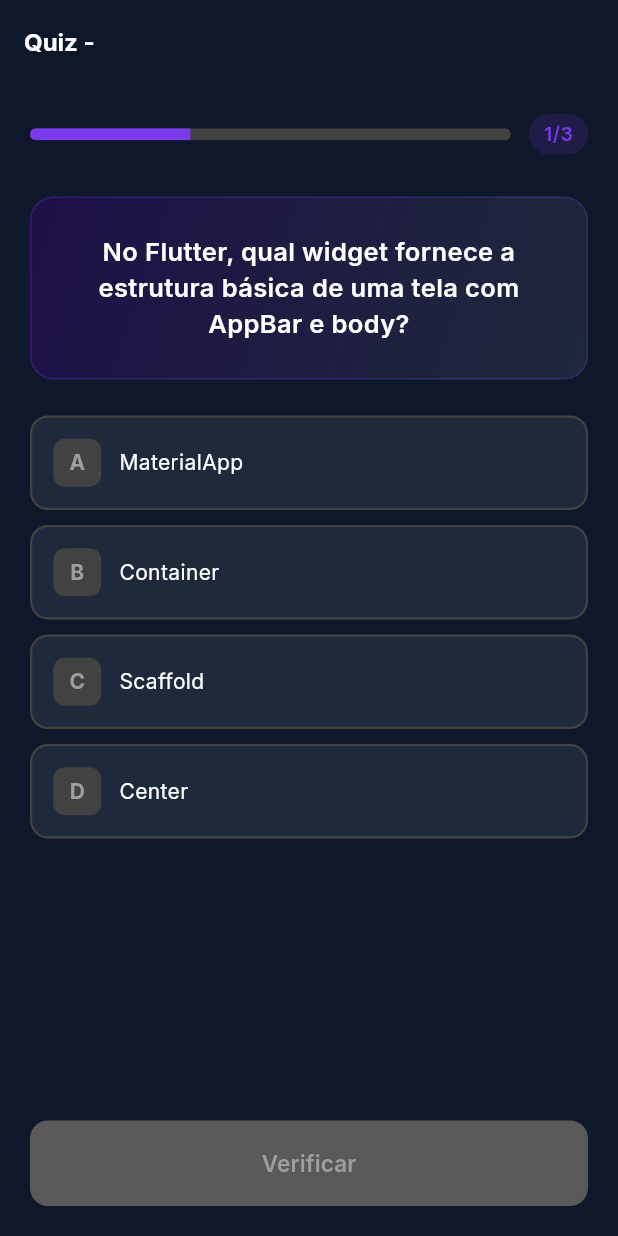
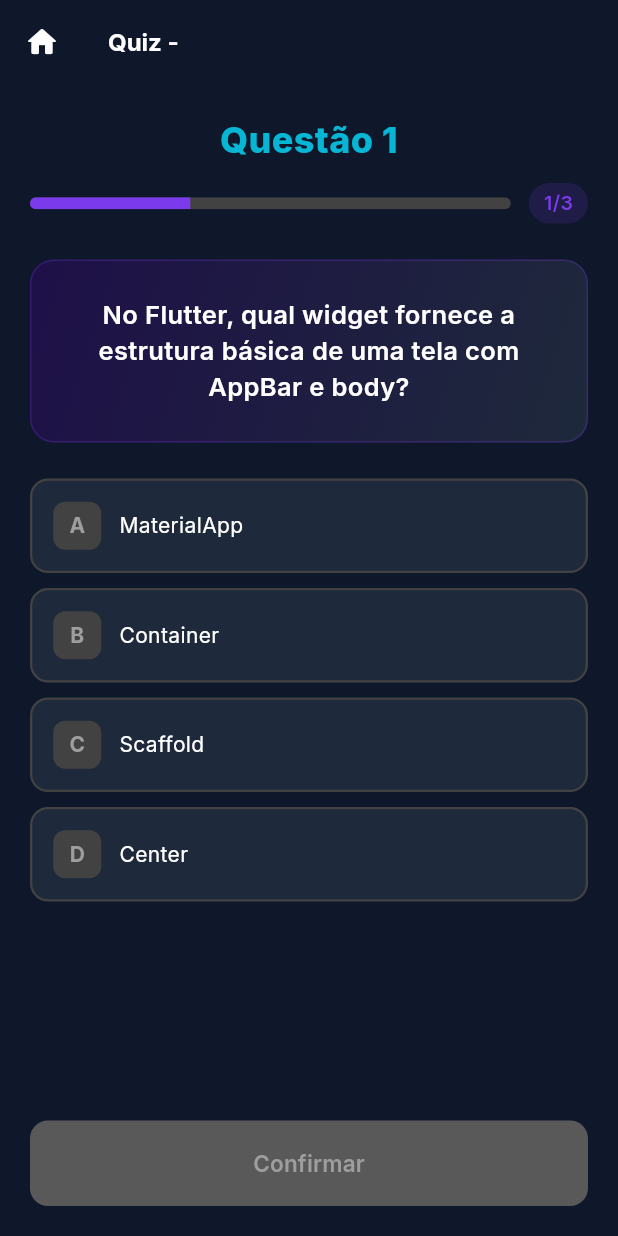
Before and after one commit to geison-melo/software-engineering, a Flutter app: the QuizScreen screen opened directly with empty values, on a phone screen of 412 x 824 dp. Run offline on Flutter 3.47's test engine with Material 3 defaults, Android fonts, the light colour scheme and no system bars; our stand-ins replace google_fonts.

Commit message:
update quiz and navigation

```diff
--- a/4-semestre/Flutter-projects/n1-DevStage/lib/screens/quiz_screen.dart
+++ b/4-semestre/Flutter-projects/n1-DevStage/lib/screens/quiz_screen.dart
@@ -16,11 +16,32 @@ class QuizScreen extends StatefulWidget {
   State<QuizScreen> createState() => _QuizScreenState();
 }
 
-class _QuizScreenState extends State<QuizScreen> {
+class _QuizScreenState extends State<QuizScreen> with TickerProviderStateMixin {
   int _currentQuestion = 0;
   int? _selectedIndex;
-  bool _isAnswerChecked = false;
+  bool _isTransitioning = false;
   int _totalXP = 0;
+
+  // Overlay feedback
+  bool _showOverlay = false;
+  bool? _lastAnswerCorrect;
+  late AnimationController _overlayController;
+  late Animation<double> _overlayFade;
+  late Animation<double> _overlayScale;
+
+  @override
+  void initState() {
+    super.initState();
+    _overlayController = AnimationController(vsync: this, duration: const Duration(milliseconds: 400));
+    _overlayFade = Tween<double>(begin: 0, end: 1).animate(CurvedAnimation(parent: _overlayController, curve: Curves.easeOut));
+    _overlayScale = Tween<double>(begin: 0.5, end: 1.0).animate(CurvedAnimation(parent: _overlayController, curve: Curves.elasticOut));
+  }
+
+  @override
+  void dispose() {
+    _overlayController.dispose();
+    super.dispose();
+  }
 
   List<_QuizQuestion> get _questions {
     if (widget.moduleTitle == 'Dart Básico') {
@@ -67,6 +88,44 @@ class _QuizScreenState extends State<QuizScreen> {
     }
   }
 
+  void _checkAndAdvance() {
+    if (_selectedIndex == null || _isTransitioning) return;
+
+    final questions = _questions;
+    final q = questions[_currentQuestion];
+    bool isCorrect = _selectedIndex == q.correctIndex;
+
+    setState(() {
+      _isTransitioning = true;
+      _lastAnswerCorrect = isCorrect;
+      _showOverlay = true;
+      if (isCorrect) _totalXP += 10;
+    });
+
+    _overlayController.forward(from: 0);
+
+    Future.delayed(const Duration(milliseconds: 1600), () {
+      if (!mounted) return;
+      _overlayController.reverse().then((_) {
+        if (!mounted) return;
+        if (_currentQuestion < questions.length - 1) {
+          setState(() {
+            _currentQuestion++;
+            _selectedIndex = null;
+            _showOverlay = false;
+            _isTransitioning = false;
+          });
+        } else {
+          setState(() {
+            _showOverlay = false;
+            _isTransitioning = false;
+          });
+          _showCompletionDialog(context);
+        }
+      });
+    });
+  }
+
   @override
   Widget build(BuildContext context) {
     final questions = _questions;
@@ -75,14 +134,29 @@ class _QuizScreenState extends State<QuizScreen> {
 
     return Scaffold(
       appBar: AppBar(
+        leading: IconButton(
+          icon: const Icon(Icons.home_rounded),
+          onPressed: () => Navigator.pop(context),
+        ),
         title: Text('Quiz - ${widget.moduleTitle}', style: const TextStyle(fontWeight: FontWeight.w700, fontSize: 16)),
       ),
-      body: Padding(
+      body: Stack(
+        children: [
+          // Conteúdo do Quiz
+          Padding(
             padding: const EdgeInsets.all(20.0),
             child: Column(
               crossAxisAlignment: CrossAxisAlignment.stretch,
               children: [
-            // Progress bar
+                // Título da questão
+                Text(
+                  'Questão ${_currentQuestion + 1}',
+                  style: const TextStyle(fontSize: 24, fontWeight: FontWeight.w800, color: Color(0xFF06B6D4)),
+                  textAlign: TextAlign.center,
+                ),
+                const SizedBox(height: 12),
+
+                // Progress bar + counter
                 Row(
                   children: [
                     Expanded(
@@ -110,7 +184,7 @@ class _QuizScreenState extends State<QuizScreen> {
                     ),
                   ],
                 ),
-            const SizedBox(height: 28),
+                const SizedBox(height: 24),
 
                 // Question card
                 Container(
@@ -135,7 +209,6 @@ class _QuizScreenState extends State<QuizScreen> {
                 // Options
                 ...List.generate(q.options.length, (index) {
                   bool isSelected = _selectedIndex == index;
-              bool isCorrect = index == q.correctIndex;
                   String letter = String.fromCharCode(65 + index);
 
                   Color bgColor = const Color(0xFF1E293B);
@@ -143,28 +216,16 @@ class _QuizScreenState extends State<QuizScreen> {
                   Color letterBg = Colors.grey[800]!;
                   Color letterColor = Colors.grey;
 
-              if (_isAnswerChecked) {
-                if (index == _selectedIndex) {
-                  bgColor = isCorrect ? Colors.green.withOpacity(0.1) : Colors.red.withOpacity(0.1);
-                  borderColor = isCorrect ? Colors.green : Colors.red;
-                  letterBg = isCorrect ? Colors.green : Colors.red;
-                  letterColor = Colors.white;
-                } else if (isCorrect) {
-                  bgColor = Colors.green.withOpacity(0.06);
-                  borderColor = Colors.green.withOpacity(0.5);
-                  letterBg = Colors.green.withOpacity(0.3);
-                  letterColor = Colors.green;
-                }
-              } else if (isSelected) {
+                  if (isSelected) {
                     borderColor = const Color(0xFF06B6D4);
                     letterBg = const Color(0xFF06B6D4);
                     letterColor = Colors.white;
                   }
 
                   return GestureDetector(
-                onTap: _isAnswerChecked ? null : () => setState(() => _selectedIndex = index),
+                    onTap: _isTransitioning ? null : () => setState(() => _selectedIndex = index),
                     child: AnimatedContainer(
-                  duration: const Duration(milliseconds: 250),
+                      duration: const Duration(milliseconds: 200),
                       margin: const EdgeInsets.only(bottom: 10),
                       padding: const EdgeInsets.symmetric(horizontal: 14, vertical: 14),
                       decoration: BoxDecoration(
@@ -175,7 +236,7 @@ class _QuizScreenState extends State<QuizScreen> {
                       child: Row(
                         children: [
                           AnimatedContainer(
-                        duration: const Duration(milliseconds: 250),
+                            duration: const Duration(milliseconds: 200),
                             width: 32,
                             height: 32,
                             decoration: BoxDecoration(
@@ -187,15 +248,9 @@ class _QuizScreenState extends State<QuizScreen> {
                           const SizedBox(width: 12),
                           Expanded(
                             child: Text(
-                          q.options[index].substring(3), // Remove "A) " prefix
+                              q.options[index].substring(3),
                               style: const TextStyle(fontSize: 14, color: Colors.white),
                             ),
-                      ),
-                      if (_isAnswerChecked && (isSelected || isCorrect))
-                        Icon(
-                          isCorrect ? Icons.check_circle_rounded : Icons.cancel_rounded,
-                          color: isCorrect ? Colors.green : Colors.red,
-                          size: 20,
                           ),
                         ],
                       ),
@@ -205,45 +260,13 @@ class _QuizScreenState extends State<QuizScreen> {
 
                 const Spacer(),
 
-            // Feedback
-            if (_isAnswerChecked && _selectedIndex != null)
-              Container(
-                padding: const EdgeInsets.all(14),
-                margin: const EdgeInsets.only(bottom: 14),
-                decoration: BoxDecoration(
-                  color: (_selectedIndex == q.correctIndex ? Colors.green : Colors.red).withOpacity(0.08),
-                  borderRadius: BorderRadius.circular(12),
-                  border: Border.all(color: (_selectedIndex == q.correctIndex ? Colors.green : Colors.red).withOpacity(0.3)),
-                ),
-                child: Row(
-                  children: [
-                    Icon(
-                      _selectedIndex == q.correctIndex ? Icons.check_circle_rounded : Icons.info_outline_rounded,
-                      color: _selectedIndex == q.correctIndex ? Colors.green : Colors.red,
-                      size: 20,
-                    ),
-                    const SizedBox(width: 10),
-                    Expanded(
-                      child: Text(
-                        _selectedIndex == q.correctIndex ? 'Correto! +10 XP' : 'Incorreto. A resposta certa é a opção ${String.fromCharCode(65 + q.correctIndex)}.',
-                        style: TextStyle(
-                          color: _selectedIndex == q.correctIndex ? Colors.green : Colors.red,
-                          fontWeight: FontWeight.w600,
-                          fontSize: 13,
-                        ),
-                      ),
-                    ),
-                  ],
-                ),
-              ),
-
                 // Button
                 Container(
                   decoration: BoxDecoration(
-                gradient: _selectedIndex != null
+                    gradient: (_selectedIndex != null && !_isTransitioning)
                         ? const LinearGradient(colors: [Color(0xFF7C3AED), Color(0xFF6D28D9)])
                         : null,
-                color: _selectedIndex == null ? Colors.grey[800] : null,
+                    color: (_selectedIndex == null || _isTransitioning) ? Colors.grey[800] : null,
                     borderRadius: BorderRadius.circular(12),
                   ),
                   child: ElevatedButton(
@@ -253,38 +276,77 @@ class _QuizScreenState extends State<QuizScreen> {
                       padding: const EdgeInsets.symmetric(vertical: 18),
                       shape: RoundedRectangleBorder(borderRadius: BorderRadius.circular(12)),
                     ),
-                onPressed: _selectedIndex == null ? null : () {
-                  if (!_isAnswerChecked) {
-                    setState(() {
-                      _isAnswerChecked = true;
-                      if (_selectedIndex == q.correctIndex) _totalXP += 10;
-                    });
-                  } else {
-                    if (_currentQuestion < questions.length - 1) {
-                      setState(() {
-                        _currentQuestion++;
-                        _selectedIndex = null;
-                        _isAnswerChecked = false;
-                      });
-                    } else {
-                      _showCompletionDialog(context);
-                    }
-                  }
-                },
+                    onPressed: (_selectedIndex == null || _isTransitioning) ? null : _checkAndAdvance,
                     child: Text(
-                  !_isAnswerChecked
-                      ? 'Verificar'
-                      : (_currentQuestion < questions.length - 1 ? 'Próxima' : 'Finalizar Quiz'),
+                      'Confirmar',
                       style: TextStyle(
                         fontSize: 15,
                         fontWeight: FontWeight.w600,
-                    color: _selectedIndex != null ? Colors.white : Colors.grey,
+                        color: (_selectedIndex != null && !_isTransitioning) ? Colors.white : Colors.grey,
                       ),
                     ),
                   ),
                 ),
               ],
             ),
+          ),
+
+          // Overlay de feedback (acerto/erro)
+          if (_showOverlay)
+            FadeTransition(
+              opacity: _overlayFade,
+              child: Container(
+                color: Colors.black.withOpacity(0.7),
+                child: Center(
+                  child: ScaleTransition(
+                    scale: _overlayScale,
+                    child: Column(
+                      mainAxisSize: MainAxisSize.min,
+                      children: [
+                        Container(
+                          width: 120,
+                          height: 120,
+                          decoration: BoxDecoration(
+                            shape: BoxShape.circle,
+                            color: (_lastAnswerCorrect! ? Colors.green : Colors.red).withOpacity(0.15),
+                            border: Border.all(
+                              color: _lastAnswerCorrect! ? Colors.green : Colors.red,
+                              width: 3,
+                            ),
+                          ),
+                          child: Icon(
+                            _lastAnswerCorrect! ? Icons.check_rounded : Icons.close_rounded,
+                            size: 64,
+                            color: _lastAnswerCorrect! ? Colors.green : Colors.red,
+                          ),
+                        ),
+                        const SizedBox(height: 24),
+                        Text(
+                          _lastAnswerCorrect! ? 'Correto!' : 'Incorreto',
+                          style: TextStyle(
+                            fontSize: 28,
+                            fontWeight: FontWeight.w800,
+                            color: _lastAnswerCorrect! ? Colors.green : Colors.red,
+                          ),
+                        ),
+                        const SizedBox(height: 8),
+                        Text(
+                          _lastAnswerCorrect!
+                              ? '+10 XP'
+                              : 'Resposta: ${String.fromCharCode(65 + _questions[_currentQuestion].correctIndex)}',
+                          style: TextStyle(
+                            fontSize: 16,
+                            fontWeight: FontWeight.w600,
+                            color: (_lastAnswerCorrect! ? Colors.green : Colors.red).withOpacity(0.8),
+                          ),
+                        ),
+                      ],
+                    ),
+                  ),
+                ),
+              ),
+            ),
+        ],
       ),
     );
   }
```
Also changed, not shown: 4-semestre/Flutter-projects/n1-DevStage/lib/screens/content_screen.dart (+13 -0 lines), 4-semestre/Flutter-projects/n1-DevStage/lib/screens/home_screen.dart (+11 -0 lines). Lines whose indentation alone changed are shown as unchanged.
